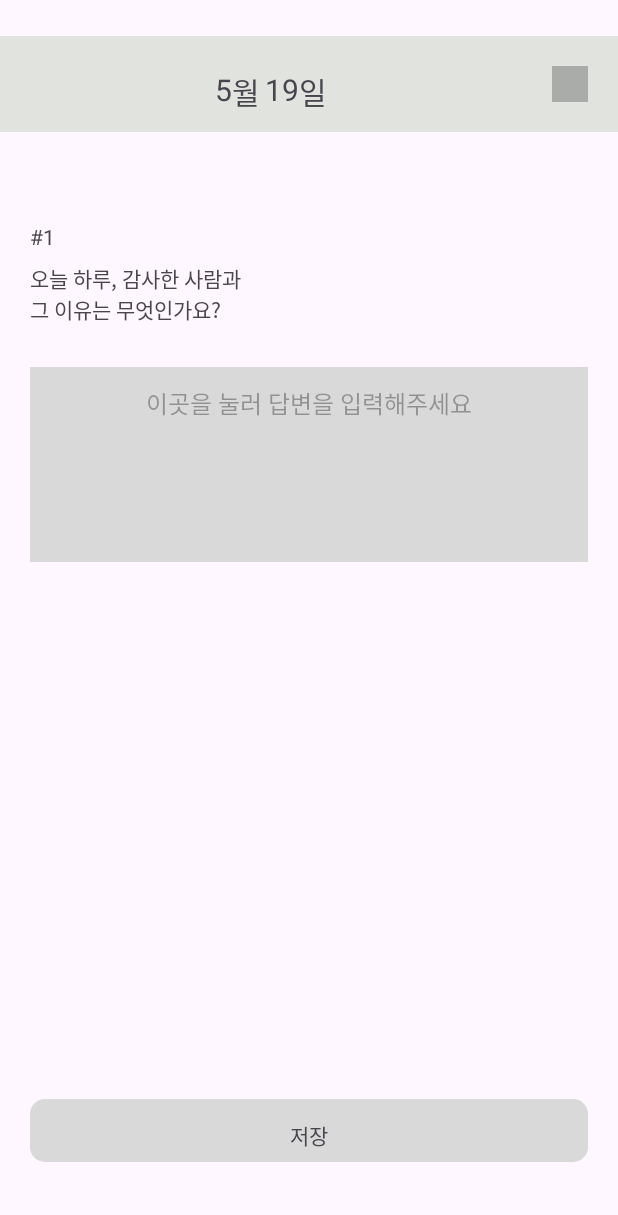
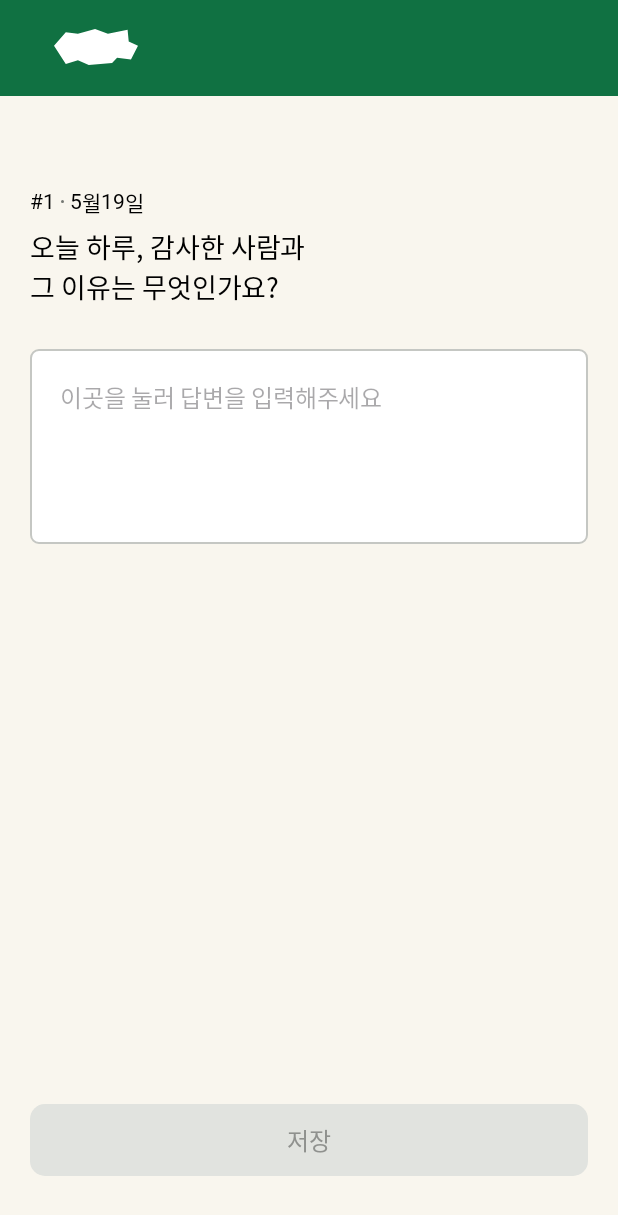
Before and after one commit to 34th-SOPKATHON-ANDROID-TEAM3/Android, an Android app: the layout activity_question.xml on its own in the app's theme, with its tools: preview values and no code run, on a phone screen of 412 x 824 dp. Shown: the top 1215 px of the screen. Run offline under Robolectric (Android 15) with nearby library versions, the phone set to English and light mode, and no system bars.

Commit message:
[feat] 질문 페이지 UI 디테일 구현

```diff
--- a/app/src/main/res/drawable/ic_answer_box.xml
+++ b/app/src/main/res/drawable/ic_answer_box.xml
@@ -1,5 +1,11 @@
 <?xml version="1.0" encoding="utf-8"?>
 <shape xmlns:android="http://schemas.android.com/apk/res/android"
     android:shape="rectangle">
-  <solid android:color="#D9D9D9" />
+  <solid android:color="@color/neutral100" />
+
+  <stroke
+      android:width="1dp"
+      android:color="@color/neutral80" />
+
+  <corners android:radius="5dp" />
 </shape>
--- a/app/src/main/res/drawable/ic_btn_save.xml
+++ b/app/src/main/res/drawable/ic_btn_save.xml
@@ -1,6 +1,6 @@
 <?xml version="1.0" encoding="utf-8"?>
 <shape xmlns:android="http://schemas.android.com/apk/res/android"
     android:shape="rectangle">
-  <solid android:color="#D9D9D9" />
+  <solid android:color="@color/neutral90" />
   <corners android:radius="10dp" />
 </shape>
--- a/app/src/main/res/drawable/ic_date_bar.xml
+++ b/app/src/main/res/drawable/ic_date_bar.xml
@@ -1,5 +1,5 @@
 <?xml version="1.0" encoding="utf-8"?>
 <shape xmlns:android="http://schemas.android.com/apk/res/android"
     android:shape="rectangle">
-  <solid android:color="@color/neutral90" />
+  <solid android:color="@color/green45" />
 </shape>
--- /dev/null
+++ b/app/src/main/res/drawable/ic_logo_white.xml
@@ -0,0 +1,9 @@
+<vector xmlns:android="http://schemas.android.com/apk/res/android"
+    android:width="56dp"
+    android:height="24dp"
+    android:viewportWidth="56"
+    android:viewportHeight="24">
+  <path
+      android:pathData="M0,11.181L7.864,2.169L15.955,3.205L27.377,0L35.944,3.205L49.065,0.499L49.813,8.261L56,11.181L51.309,20.297L42.062,19.229L38.731,22.718L23.162,24L15.955,20.795L7.864,23.277L0,11.181Z"
+      android:fillColor="#ffffff"/>
+</vector>
--- /dev/null
+++ b/app/src/main/res/drawable/shape_gray_fill_circle.xml
@@ -0,0 +1,11 @@
+<?xml version="1.0" encoding="utf-8"?>
+<shape xmlns:android="http://schemas.android.com/apk/res/android"
+    android:shape="oval">
+
+    <size
+        android:width="2dp"
+        android:height="2dp" />
+
+    <solid android:color="@color/neutral50" />
+
+</shape>
--- a/app/src/main/res/layout/activity_question.xml
+++ b/app/src/main/res/layout/activity_question.xml
@@ -2,6 +2,7 @@
 <androidx.constraintlayout.widget.ConstraintLayout xmlns:android="http://schemas.android.com/apk/res/android"
     android:layout_width="match_parent"
     android:layout_height="match_parent"
+    android:background="@color/background"
     xmlns:app="http://schemas.android.com/apk/res-auto">
 
     <ImageView
@@ -9,69 +10,25 @@
         android:layout_width="match_parent"
         android:layout_height="64dp"
         android:src="@drawable/ic_date_bar"
-        android:layout_marginTop="24dp"
         app:layout_constraintStart_toStartOf="parent"
         app:layout_constraintEnd_toEndOf="parent"
         app:layout_constraintTop_toTopOf="parent"/>
 
-    <TextView
-        android:id="@+id/tv_month"
+    <ImageView
         android:layout_width="wrap_content"
         android:layout_height="wrap_content"
-        android:text="5"
-        android:textSize="20sp"
-        android:layout_marginStart="143dp"
-        android:layout_marginTop="22dp"
+        android:src="@drawable/ic_logo_white"
+        android:layout_marginStart="36dp"
+        android:layout_marginTop="19dp"
         app:layout_constraintStart_toStartOf="parent"
-        app:layout_constraintTop_toTopOf="@id/iv_date_bar"/>
-
-    <TextView
-        android:id="@+id/tv_month_unit"
-        android:layout_width="wrap_content"
-        android:layout_height="wrap_content"
-        android:text="월"
-        android:textSize="20sp"
-        android:layout_marginTop="22dp"
-        app:layout_constraintStart_toEndOf="@id/tv_month"
-        app:layout_constraintTop_toTopOf="@id/iv_date_bar"/>
-
-    <TextView
-        android:id="@+id/tv_day"
-        android:layout_width="wrap_content"
-        android:layout_height="wrap_content"
-        android:text="19"
-        android:textSize="20sp"
-        android:layout_marginStart="3dp"
-        android:layout_marginTop="22dp"
-        app:layout_constraintStart_toEndOf="@id/tv_month_unit"
-        app:layout_constraintTop_toTopOf="@id/iv_date_bar"/>
-
-    <TextView
-        android:id="@+id/tv_day_unit"
-        android:layout_width="wrap_content"
-        android:layout_height="wrap_content"
-        android:text="일"
-        android:textSize="20sp"
-        android:layout_marginTop="22dp"
-        app:layout_constraintStart_toEndOf="@id/tv_day"
-        app:layout_constraintTop_toTopOf="@id/iv_date_bar"/>
-
-    <ImageView
-        android:id="@+id/iv_done"
-        android:layout_width="wrap_content"
-        android:layout_height="wrap_content"
-        android:src="@drawable/ic_done"
-        android:layout_marginTop="8dp"
-        android:layout_marginEnd="8dp"
-        app:layout_constraintEnd_toEndOf="@id/iv_date_bar"
-        app:layout_constraintTop_toTopOf="@id/iv_date_bar"/>
+        app:layout_constraintTop_toTopOf="parent"/>
 
     <TextView
         android:id="@+id/tv_question_number_unit"
         android:layout_width="wrap_content"
         android:layout_height="wrap_content"
         android:text="#"
-        android:textSize="14sp"
+        android:textAppearance="@style/Typography.Sopkathon.Android3.Body3"
         android:layout_marginStart="20dp"
         android:layout_marginTop="60dp"
         app:layout_constraintStart_toStartOf="parent"
@@ -82,17 +39,64 @@
         android:layout_width="wrap_content"
         android:layout_height="wrap_content"
         android:text="1"
-        android:textSize="14sp"
+        android:textAppearance="@style/Typography.Sopkathon.Android3.Body3"
         android:layout_marginTop="60dp"
         app:layout_constraintStart_toEndOf="@id/tv_question_number_unit"
         app:layout_constraintTop_toBottomOf="@id/iv_date_bar"/>
+
+    <ImageView
+        android:id="@+id/iv_dot"
+        android:layout_width="wrap_content"
+        android:layout_height="wrap_content"
+        android:src="@drawable/shape_gray_fill_circle"
+        android:layout_marginStart="4dp"
+        android:layout_marginTop="9dp"
+        app:layout_constraintStart_toEndOf="@id/tv_question_number"
+        app:layout_constraintTop_toTopOf="@id/tv_question_number"/>
+
+    <TextView
+        android:id="@+id/tv_month"
+        android:layout_width="wrap_content"
+        android:layout_height="wrap_content"
+        android:text="5"
+        android:textAppearance="@style/Typography.Sopkathon.Android3.Body3"
+        android:layout_marginStart="4dp"
+        app:layout_constraintStart_toEndOf="@id/iv_dot"
+        app:layout_constraintTop_toTopOf="@id/tv_question_number"/>
+
+    <TextView
+        android:id="@+id/tv_month_unit"
+        android:layout_width="wrap_content"
+        android:layout_height="wrap_content"
+        android:text="월"
+        android:textAppearance="@style/Typography.Sopkathon.Android3.Body3"
+        app:layout_constraintStart_toEndOf="@id/tv_month"
+        app:layout_constraintTop_toTopOf="@id/tv_month"/>
+
+    <TextView
+        android:id="@+id/tv_day"
+        android:layout_width="wrap_content"
+        android:layout_height="wrap_content"
+        android:text="19"
+        android:textAppearance="@style/Typography.Sopkathon.Android3.Body3"
+        app:layout_constraintStart_toEndOf="@id/tv_month_unit"
+        app:layout_constraintTop_toTopOf="@id/tv_month_unit"/>
+
+    <TextView
+        android:id="@+id/tv_day_unit"
+        android:layout_width="wrap_content"
+        android:layout_height="wrap_content"
+        android:text="일"
+        android:textAppearance="@style/Typography.Sopkathon.Android3.Body3"
+        app:layout_constraintStart_toEndOf="@id/tv_day"
+        app:layout_constraintTop_toTopOf="@id/tv_day"/>
 
     <TextView
         android:id="@+id/tv_question"
         android:layout_width="wrap_content"
         android:layout_height="wrap_content"
         android:text="오늘 하루, 감사한 사람과\n그 이유는 무엇인가요?"
-        android:textSize="14sp"
+        android:textAppearance="@style/Typography.Sopkathon.Android3.Headline2"
         android:layout_marginTop="8dp"
         app:layout_constraintStart_toStartOf="@id/tv_question_number_unit"
         app:layout_constraintTop_toBottomOf="@id/tv_question_number_unit"/>
@@ -110,25 +114,27 @@
 
     <EditText
         android:id="@+id/et_answer"
-        android:layout_width="wrap_content"
-        android:layout_height="wrap_content"
+        android:layout_width="0dp"
+        android:layout_height="0dp"
         android:hint="이곳을 눌러 답변을 입력해주세요"
-        android:textSize="16sp"
+        android:textAppearance="@style/Typography.Sopkathon.Android3.Body2"
         android:inputType="text"
         android:background="@null"
-        android:layout_marginHorizontal="12dp"
-        android:layout_marginVertical="12dp"
+        android:layout_marginHorizontal="20dp"
+        android:layout_marginVertical="20dp"
+        android:gravity="start"
         app:layout_constraintStart_toStartOf="@id/iv_answer_box"
         app:layout_constraintEnd_toEndOf="@id/iv_answer_box"
-        app:layout_constraintTop_toTopOf="@id/iv_answer_box"/>
+        app:layout_constraintTop_toTopOf="@id/iv_answer_box"
+        app:layout_constraintBottom_toBottomOf="@id/iv_answer_box"/>
 
     <ImageView
         android:id="@+id/iv_btn_save"
         android:layout_width="match_parent"
-        android:layout_height="42dp"
+        android:layout_height="48dp"
         android:src="@drawable/ic_btn_save"
         android:layout_marginHorizontal="20dp"
-        android:layout_marginBottom="49dp"
+        android:layout_marginBottom="40dp"
         app:layout_constraintStart_toStartOf="parent"
         app:layout_constraintEnd_toEndOf="parent"
         app:layout_constraintBottom_toBottomOf="parent"/>
@@ -138,10 +144,13 @@
         android:layout_width="wrap_content"
         android:layout_height="wrap_content"
         android:text="저장"
-        android:textSize="14sp"
-        android:layout_marginTop="13dp"
-        app:layout_constraintStart_toStartOf="parent"
-        app:layout_constraintEnd_toEndOf="parent"
-        app:layout_constraintTop_toTopOf="@id/iv_btn_save"/>
+        android:textAppearance="@style/Typography.Sopkathon.Android3.Button"
+
+        android:textColor="@color/neutral60"
+        android:layout_marginVertical="16dp"
+        app:layout_constraintStart_toStartOf="@id/iv_btn_save"
+        app:layout_constraintEnd_toEndOf="@id/iv_btn_save"
+        app:layout_constraintTop_toTopOf="@id/iv_btn_save"
+        app:layout_constraintBottom_toBottomOf="@id/iv_btn_save"/>
 
 </androidx.constraintlayout.widget.ConstraintLayout>
--- a/app/src/main/res/values/colors.xml
+++ b/app/src/main/res/values/colors.xml
@@ -4,6 +4,7 @@
     <!-- Key Color -->
     <color name="green45">#107142</color>
     <color name="white">#FFFFFF</color>
+    <color name="background">#F9F6EE</color>
 
     <!-- Gray Scale Color -->
     <color name="neutral0">#000000</color>
--- a/app/src/main/res/values/themes.xml
+++ b/app/src/main/res/values/themes.xml
@@ -3,7 +3,7 @@
     <style name="Base.Theme.SopkathonAndroid3" parent="Theme.Material3.Light.NoActionBar">
         <!-- Customize your light theme here. -->
         <item name="colorPrimary">@color/green45</item>
-        <item name="colorOnPrimary">@color/neutral100</item>
+        <item name="colorOnPrimary">@color/background</item>
         <item name="android:statusBarColor">@color/neutral0</item>
     </style>
 
```
